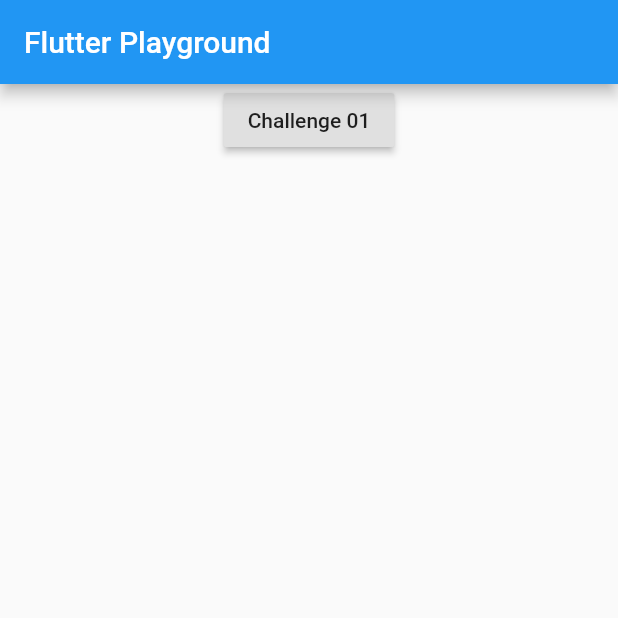
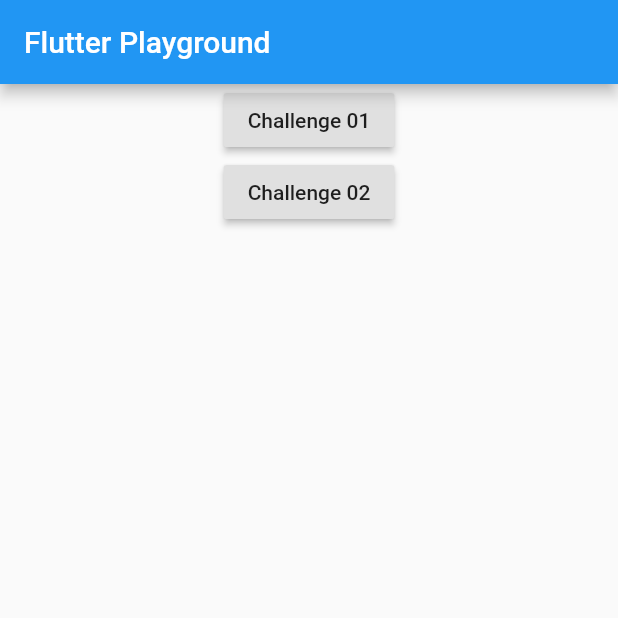
Before and after one commit to xrigau/flutter_playground, a Flutter app: the screen it shows after launch, on a phone screen of 412 x 824 dp, the top half of it. Run offline on Flutter 3.47's test engine with Material 2 defaults, Android fonts, the light colour scheme and no system bars.

Commit message:
Add empty new challenge

```diff
--- a/lib/main.dart
+++ b/lib/main.dart
@@ -1,5 +1,6 @@
 import 'package:flutter/material.dart';
 import 'package:flutter_playground/challenge01.dart';
+import 'package:flutter_playground/challenge02.dart';
 
 void main() => runApp(FlutterPlaygroundApp());
 
@@ -10,6 +11,7 @@
         home: MyHomePage(),
         routes: <String, WidgetBuilder>{
           Challenge01Page.ROUTE: challenge(Challenge01Page(), challenge01Theme),
+          Challenge02Page.ROUTE: challenge(Challenge02Page(), challenge02Theme),
         },
       );
 
@@ -23,22 +25,25 @@
 class MyHomePage extends StatelessWidget {
   @override
   Widget build(BuildContext context) => Scaffold(
-        appBar: new AppBar(
-          title: new Text("Flutter Playground"),
+        appBar: AppBar(
+          title: Text("Flutter Playground"),
         ),
         body: ListView(
           children: <Widget>[
-            Row(
-              mainAxisAlignment: MainAxisAlignment.center,
-              children: <Widget>[
-                RaisedButton(
-                  child: Text("Challenge 01"),
-                  onPressed: () => Navigator.of(context).pushNamed(Challenge01Page.ROUTE),
-                ),
-              ],
-            ),
+            button(context, "Challenge 01", Challenge01Page.ROUTE),
+            button(context, "Challenge 02", Challenge02Page.ROUTE),
           ],
         ),
+      );
+
+  Row button(BuildContext context, String title, String route) => Row(
+        mainAxisAlignment: MainAxisAlignment.center,
+        children: <Widget>[
+          RaisedButton(
+            child: Text(title),
+            onPressed: () => Navigator.of(context).pushNamed(route),
+          ),
+        ],
       );
 }
 
```
Also changed, not shown: lib/challenge02.dart (added, +17 -0 lines).
